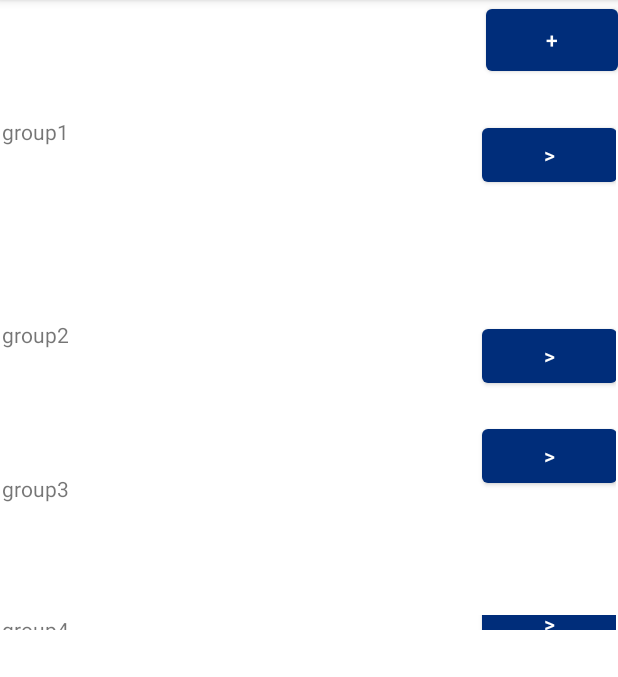
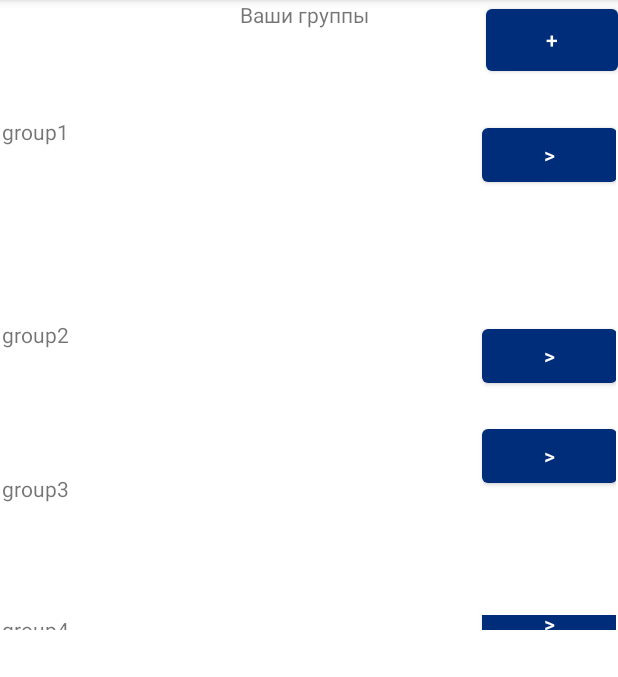
Before and after one commit to AndreyMAI-github/MAI_Student_Attender, an Android app: the GroupList screen opened directly, with no data from a screen before it, on a phone screen of 412 x 824 dp, the part 84-761 px from its top. Run offline under Robolectric (Android 15) with nearby library versions, the phone set to English and light mode, and no system bars; 1 statement that could not run was skipped.

Commit message:
изменен GroupList

```diff
--- a/app/src/main/java/com/mai/mai_student_attender/GroupEditor.java
+++ b/app/src/main/java/com/mai/mai_student_attender/GroupEditor.java
@@ -6,6 +6,12 @@ import android.os.Bundle;
 
 public class GroupEditor extends AppCompatActivity {
 
+    private void setHeaderTextName(String str){
+
+
+    }
+
+
     @Override
     protected void onCreate(Bundle savedInstanceState) {
         super.onCreate(savedInstanceState);
--- a/app/src/main/java/com/mai/mai_student_attender/GroupList.java
+++ b/app/src/main/java/com/mai/mai_student_attender/GroupList.java
@@ -1,20 +1,41 @@
 package com.mai.mai_student_attender;
 
 import androidx.appcompat.app.AppCompatActivity;
+import android.widget.ArrayAdapter;
+import android.os.Bundle;
+import android.widget.ScrollView;
+import android.widget.ListView;
 
-import android.os.Bundle;
 
 public class GroupList extends AppCompatActivity {
 
-
-
-    private void setHederTextName(String str){
-
+    /*
+    private void setGroupList (String[] groups){
+        String[] GroupList = new String[2];
+//        for (int i = 0; i < 2; i++){}
+        GroupList[0] = "М4О-306Б-20";
+        GroupList[1] = "М4О-307Б-20";
     }
-
+     */
     @Override
     protected void onCreate(Bundle savedInstanceState) {
         super.onCreate(savedInstanceState);
         setContentView(R.layout.activity_group_list);
-    }
+
+        String[] GroupListArray = {"М4О-306Б-20", "М4О-307Б-20"};
+
+
+
+            // получаем элемент ListView
+            ScrollView ScrollGroupList = findViewById(R.id.GroupList);
+
+            // создаем адаптер
+            ArrayAdapter<String> adapter = new ArrayAdapter(this,
+                    android.R.layout.simple_list_item_1, GroupListArray);
+
+            // устанавливаем для списка адаптер
+            ScrollGroupList.setAdapter(adapter);
+        }
+
+
 }
--- a/app/src/main/res/layout/activity_group_list.xml
+++ b/app/src/main/res/layout/activity_group_list.xml
@@ -10,6 +10,7 @@
         android:id="@+id/your_gpours"
         android:layout_width="92dp"
         android:layout_height="53dp"
+        android:text="Ваши группы"
         app:layout_constraintEnd_toEndOf="parent"
         app:layout_constraintStart_toStartOf="parent"
         app:layout_constraintTop_toTopOf="parent" />
@@ -23,6 +24,7 @@
         app:layout_constraintTop_toTopOf="parent" />
 
     <ScrollView
+        android:id="@+id/GroupList"
         android:layout_width="409dp"
         android:layout_height="match_parent"
         android:layout_marginTop="10dp"
@@ -147,7 +149,14 @@
                     app:layout_constraintTop_toTopOf="parent"
                     app:layout_constraintVertical_bias="0.0" />
             </androidx.constraintlayout.widget.ConstraintLayout>
+
         </LinearLayout>
     </ScrollView>
 
+    <ListView
+        android:layout_width="match_parent"
+        android:layout_height="match_parent"
+        tools:layout_editor_absoluteX="-62dp"
+        tools:layout_editor_absoluteY="0dp" />
+
 </androidx.constraintlayout.widget.ConstraintLayout>
```
